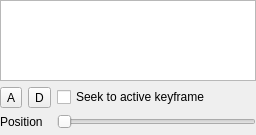
KDE/kdenlive, file src/widgets/keyframeeditor_ui.ui: the form before one commit.
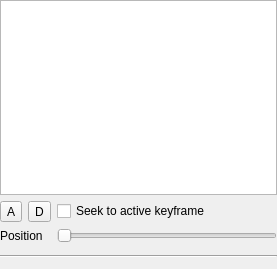
The form after the commit.

Commit message: Use horizontal line to show end of keyframe editor

```diff
--- a/src/widgets/keyframeeditor_ui.ui
+++ b/src/widgets/keyframeeditor_ui.ui
@@ -6,12 +6,18 @@
    <rect>
     <x>0</x>
     <y>0</y>
-    <width>256</width>
-    <height>135</height>
+    <width>277</width>
+    <height>269</height>
    </rect>
   </property>
   <layout class="QGridLayout" name="gridLayout">
-   <property name="margin">
+   <property name="leftMargin">
+    <number>0</number>
+   </property>
+   <property name="topMargin">
+    <number>0</number>
+   </property>
+   <property name="rightMargin">
     <number>0</number>
    </property>
    <item row="0" column="0" colspan="3">
@@ -77,6 +83,13 @@
      </property>
     </widget>
    </item>
+   <item row="4" column="0" colspan="3">
+    <widget class="Line" name="line">
+     <property name="orientation">
+      <enum>Qt::Horizontal</enum>
+     </property>
+    </widget>
+   </item>
    <item row="3" column="0" colspan="3">
     <widget class="QFrame" name="param_sliders">
      <property name="frameShape">
```
Left out of the diff: 15 changed lines with no effect on the pictures.
